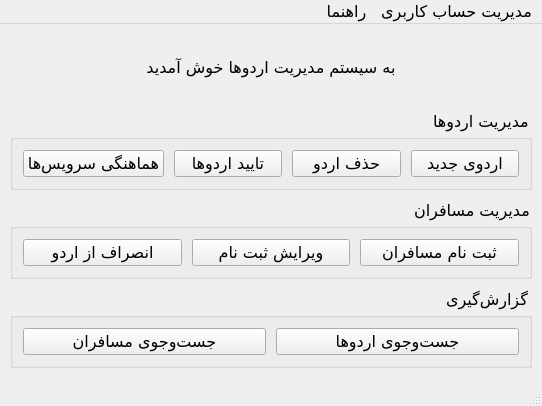
Qt form UI/MainWindow.ui (Dandelion07/Tour_Management_System) before a commit.
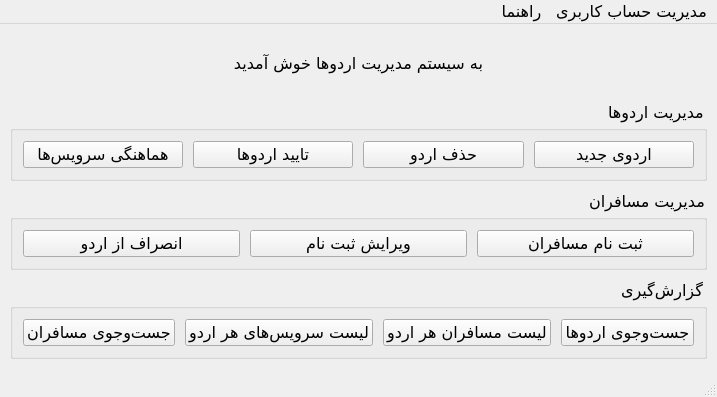
The same form after that commit. Icons and pictures are not drawn.

Diff of the .ui file:
```diff
--- a/UI/MainWindow.ui
+++ b/UI/MainWindow.ui
@@ -6,8 +6,8 @@
    <rect>
     <x>0</x>
     <y>0</y>
-    <width>542</width>
-    <height>406</height>
+    <width>710</width>
+    <height>397</height>
    </rect>
   </property>
   <property name="font">
@@ -288,6 +288,46 @@
          </property>
         </widget>
        </item>
+       <item>
+        <widget class="QPushButton" name="btnSearchTourPassengers">
+         <property name="locale">
+          <locale language="Persian" country="Iran"/>
+         </property>
+         <property name="text">
+          <string>لیست مسافران هر اردو</string>
+         </property>
+         <property name="icon">
+          <iconset resource="resource.qrc">
+           <normaloff>:/icons/resources/icons/searchPassenger.png</normaloff>:/icons/resources/icons/searchPassenger.png</iconset>
+         </property>
+         <property name="iconSize">
+          <size>
+           <width>40</width>
+           <height>40</height>
+          </size>
+         </property>
+        </widget>
+       </item>
+       <item>
+        <widget class="QPushButton" name="btnSearchTourCars">
+         <property name="locale">
+          <locale language="Persian" country="Iran"/>
+         </property>
+         <property name="text">
+          <string>لیست سرویس‌های هر اردو</string>
+         </property>
+         <property name="icon">
+          <iconset resource="resource.qrc">
+           <normaloff>:/icons/resources/icons/searchService.png</normaloff>:/icons/resources/icons/searchService.png</iconset>
+         </property>
+         <property name="iconSize">
+          <size>
+           <width>40</width>
+           <height>40</height>
+          </size>
+         </property>
+        </widget>
+       </item>
        <item>
         <widget class="QPushButton" name="btnSearchPassengers">
          <property name="locale">
@@ -318,7 +358,7 @@
     <rect>
      <x>0</x>
      <y>0</y>
-     <width>542</width>
+     <width>710</width>
      <height>21</height>
     </rect>
    </property>
```
